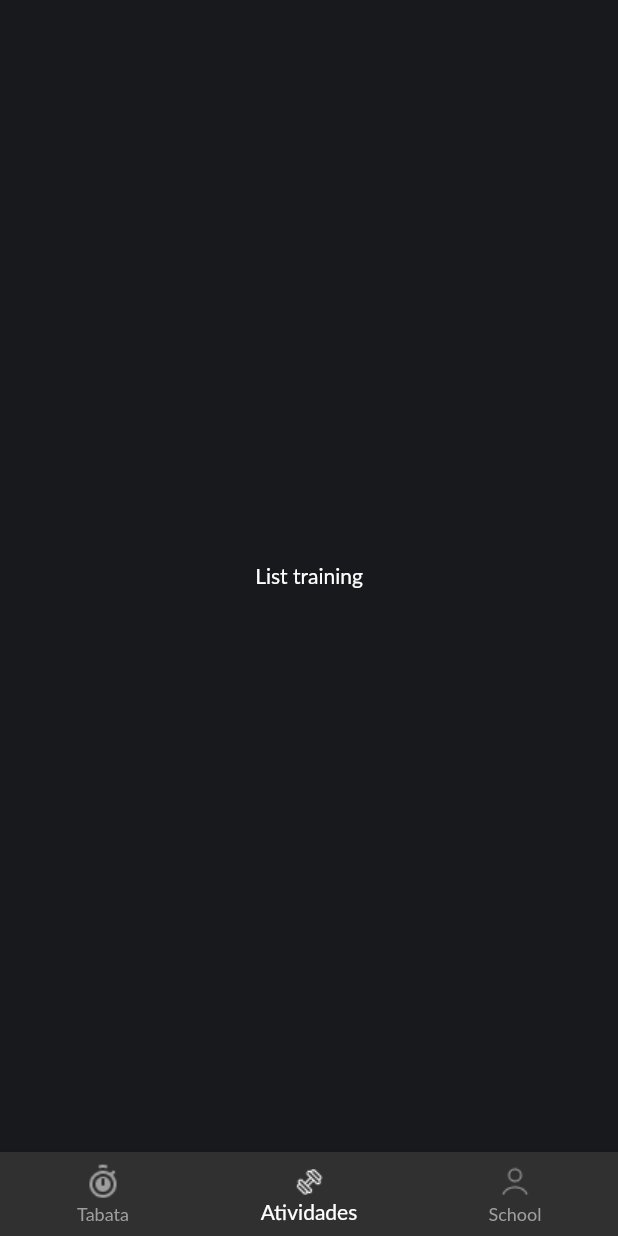
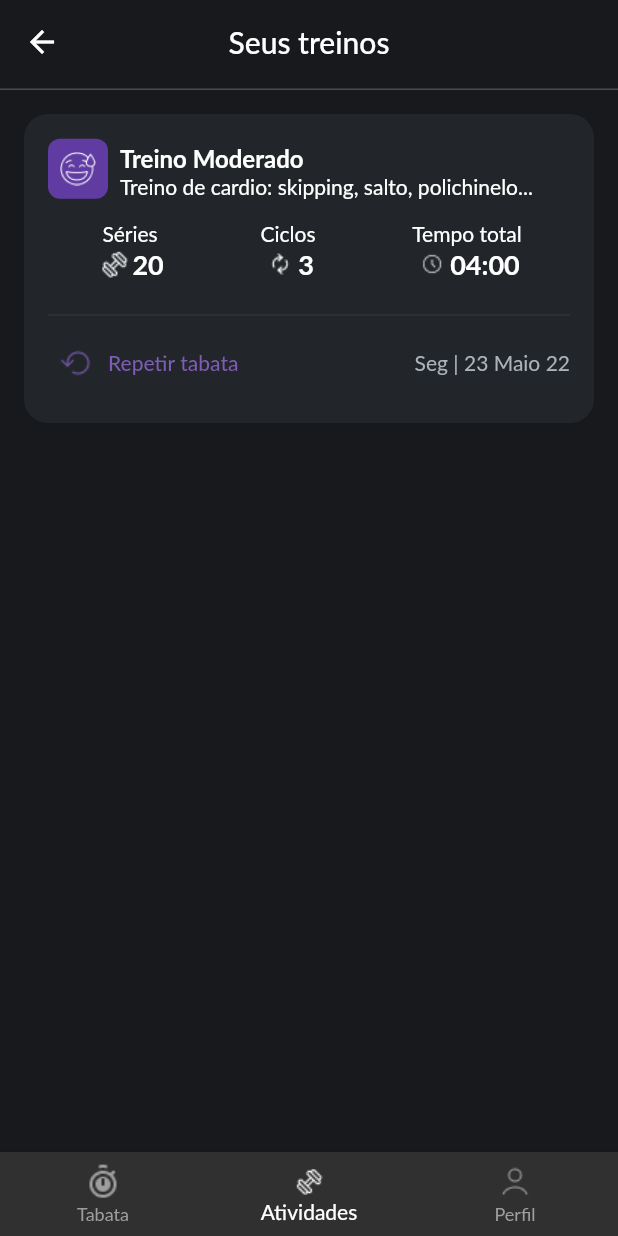
Before and after one commit to Lennoard/pacoquinha, a Flutter app: the TabataContainerPage screen opened by its route, item 2 of the bottom bar chosen, on a phone screen of 412 x 824 dp. Run offline on Flutter 3.47's test engine with Material 2 defaults, Android fonts, the light colour scheme and no system bars; our stand-ins replace firebase_core, lottie; accounts and stored records are empty; Roboto replaces fonts that are missing (Lato).

Commit message:
add: training list page

```diff
--- /dev/null
+++ b/lib/common/widgets/bold_text.dart
@@ -0,0 +1,18 @@
+import 'package:flutter/material.dart';
+
+class BoldText extends StatelessWidget {
+  final String text;
+  const BoldText({Key? key, required this.text}) : super(key: key);
+
+  @override
+  Widget build(BuildContext context) {
+    return Text(
+      text,
+      style: const TextStyle(
+        fontWeight: FontWeight.bold,
+        fontSize: 16.0,
+        height: 1.5,
+      ),
+    );
+  }
+}
--- /dev/null
+++ b/lib/common/widgets/custom_appbar.dart
@@ -0,0 +1,26 @@
+import 'package:flutter/material.dart';
+
+class CustomAppbar extends StatelessWidget {
+  final String title;
+
+  const CustomAppbar({Key? key, required this.title}) : super(key: key);
+
+  @override
+  PreferredSize build(BuildContext context) {
+    return PreferredSize(
+      preferredSize: const Size.fromHeight(60),
+      child: AppBar(
+        centerTitle: true,
+        shape: const Border(
+          bottom: BorderSide(
+            color: Color(0xff454c54),
+            width: 1,
+          ),
+        ),
+        backgroundColor: Colors.transparent,
+        elevation: 0,
+        title: Text(title),
+      ),
+    );
+  }
+}
--- /dev/null
+++ b/lib/common/widgets/custom_textbutton.dart
@@ -0,0 +1,36 @@
+import 'package:flutter/material.dart';
+import 'package:tabata/theme/colors.dart';
+
+class CustomTextButton extends StatelessWidget {
+  final String text;
+  final VoidCallback onPressed;
+  int? colorVariant = 500;
+  ImageIcon? imageIcon;
+
+  CustomTextButton({
+    Key? key,
+    required this.text,
+    required this.onPressed,
+    this.imageIcon,
+    this.colorVariant,
+  }) : super(key: key);
+
+  @override
+  Widget build(BuildContext context) {
+    final bool hasImageIcon = imageIcon != null;
+
+    return TextButton(
+      style: TextButton.styleFrom(primary: tabataPurple[400]),
+      onPressed: onPressed,
+      child: Row(
+        children: [
+          if (hasImageIcon) imageIcon!,
+          const Padding(
+            padding: EdgeInsets.only(left: 8.0),
+            child: Text("Repetir tabata"),
+          ),
+        ],
+      ),
+    );
+  }
+}
--- /dev/null
+++ b/lib/common/widgets/disabled_text.dart
@@ -0,0 +1,16 @@
+import 'package:flutter/material.dart';
+
+class DisabledText extends StatelessWidget {
+  final String text;
+  const DisabledText({Key? key, required this.text}) : super(key: key);
+
+  @override
+  Widget build(BuildContext context) {
+    return Text(
+      text,
+      style: const TextStyle(
+        color: Color(0XFFABB2BA),
+      ),
+    );
+  }
+}
--- /dev/null
+++ b/lib/common/widgets/regular_text.dart
@@ -0,0 +1,11 @@
+import 'package:flutter/material.dart';
+
+class RegularText extends StatelessWidget {
+  final String text;
+  const RegularText({Key? key, required this.text}) : super(key: key);
+
+  @override
+  Widget build(BuildContext context) {
+    return Text(text);
+  }
+}
--- a/lib/features/tabata/presentation/pages/tabata_container.dart
+++ b/lib/features/tabata/presentation/pages/tabata_container.dart
@@ -1,5 +1,6 @@
 import 'package:flutter/material.dart';
 import 'package:tabata/features/tabata/presentation/pages/tabata_main.dart';
+import 'package:tabata/features/training_report/presentation/pages/training_report.dart';
 
 class TabataContainerPage extends StatefulWidget {
   const TabataContainerPage({Key? key}) : super(key: key);
@@ -10,13 +11,10 @@ class TabataContainerPage extends StatefulWidget {
 
 class _TabataContainerPageState extends State<TabataContainerPage> {
   int _selectedIndex = 0;
-  static const TextStyle optionStyle = TextStyle(
-    fontSize: 30,
-    fontWeight: FontWeight.bold,
-  );
+
   static const List<Widget> _widgetOptions = <Widget>[
     TabataMainPage(),
-    Text("List training"),
+    TrainingReportPage(),
     Text("Profile"),
   ];
 
@@ -50,7 +48,7 @@ class _TabataContainerPageState extends State<TabataContainerPage> {
             icon: ImageIcon(
               AssetImage("assets/icons/ic_profile.png"),
             ),
-            label: 'School',
+            label: 'Perfil',
           ),
         ],
         currentIndex: _selectedIndex,
--- /dev/null
+++ b/lib/features/training_report/presentation/pages/training_report.dart
@@ -0,0 +1,25 @@
+import 'package:flutter/material.dart';
+import 'package:tabata/common/widgets/custom_appbar.dart';
+import 'package:tabata/features/training_report/presentation/widgets/training_item.dart';
+
+class TrainingReportPage extends StatelessWidget {
+  const TrainingReportPage({Key? key}) : super(key: key);
+
+  @override
+  Widget build(BuildContext context) {
+    return Scaffold(
+      appBar: const PreferredSize(
+        preferredSize: Size.fromHeight(60),
+        child: CustomAppbar(title: "Seus treinos"),
+      ),
+      body: Padding(
+        padding: const EdgeInsets.all(16),
+        child: Column(
+          children: const [
+            TrainingItem(),
+          ],
+        ),
+      ),
+    );
+  }
+}
--- /dev/null
+++ b/lib/features/training_report/presentation/widgets/training_info.dart
@@ -0,0 +1,35 @@
+import 'package:flutter/material.dart';
+
+class TrainingInfo extends StatelessWidget {
+  final ImageIcon imageIcon;
+  final String label;
+  final String quantity;
+
+  const TrainingInfo({
+    Key? key,
+    required this.imageIcon,
+    required this.label,
+    required this.quantity,
+  }) : super(key: key);
+
+  @override
+  Widget build(BuildContext context) {
+    return Column(
+      children: [
+        Text(label),
+        Row(
+          children: [
+            imageIcon,
+            Text(
+              quantity,
+              style: const TextStyle(
+                fontWeight: FontWeight.bold,
+                fontSize: 18.0,
+              ),
+            )
+          ],
+        ),
+      ],
+    );
+  }
+}
--- /dev/null
+++ b/lib/features/training_report/presentation/widgets/training_item.dart
@@ -0,0 +1,110 @@
+import 'package:flutter/material.dart';
+import 'package:tabata/common/widgets/bold_text.dart';
+import 'package:tabata/common/widgets/custom_textbutton.dart';
+import 'package:tabata/common/widgets/disabled_text.dart';
+import 'package:tabata/common/widgets/regular_text.dart';
+import 'package:tabata/features/training_report/presentation/widgets/training_info.dart';
+import 'package:tabata/theme/colors.dart';
+
+class TrainingItem extends StatelessWidget {
+  const TrainingItem({Key? key}) : super(key: key);
+
+  @override
+  Widget build(BuildContext context) {
+    return Container(
+      decoration: BoxDecoration(
+        color: const Color(0xFF22262A),
+        borderRadius: BorderRadius.circular(16.0),
+      ),
+      child: Padding(
+        padding: const EdgeInsets.all(16.0),
+        child: Column(
+          children: [
+            Row(
+              children: [
+                Column(
+                  children: [
+                    Container(
+                      decoration: BoxDecoration(
+                        color: tabataPurple,
+                        borderRadius: BorderRadius.circular(8.0),
+                      ),
+                      child: const Padding(
+                        padding: EdgeInsets.all(8.0),
+                        child: ImageIcon(
+                          AssetImage(
+                            'assets/icons/ic_training_feel_moderate.png',
+                          ),
+                          color: Colors.white,
+                        ),
+                      ),
+                    ),
+                  ],
+                ),
+                Padding(
+                  padding: const EdgeInsets.only(left: 8.0),
+                  child: Column(
+                    crossAxisAlignment: CrossAxisAlignment.start,
+                    children: const [
+                      BoldText(text: "Treino Moderado"),
+                      RegularText(
+                        text:
+                            "Treino de cardio: skipping, salto, polichinelo...",
+                      ),
+                    ],
+                  ),
+                ),
+              ],
+            ),
+            Padding(
+              padding: const EdgeInsets.symmetric(vertical: 14.0),
+              child: Row(
+                mainAxisAlignment: MainAxisAlignment.spaceAround,
+                children: const [
+                  TrainingInfo(
+                    imageIcon: ImageIcon(
+                      AssetImage('assets/icons/ic_series.png'),
+                    ),
+                    label: "Séries",
+                    quantity: "20",
+                  ),
+                  TrainingInfo(
+                    imageIcon: ImageIcon(
+                      AssetImage('assets/icons/ic_cicle.png'),
+                    ),
+                    label: "Ciclos",
+                    quantity: "3",
+                  ),
+                  TrainingInfo(
+                    imageIcon: ImageIcon(
+                      AssetImage('assets/icons/ic_time_colored.png'),
+                    ),
+                    label: "Tempo total",
+                    quantity: "04:00",
+                  ),
+                ],
+              ),
+            ),
+            const Divider(
+              color: Color(0xFF2E3338),
+              thickness: 1,
+            ),
+            Row(
+              mainAxisAlignment: MainAxisAlignment.spaceBetween,
+              children: [
+                CustomTextButton(
+                  imageIcon: const ImageIcon(
+                    AssetImage('assets/icons/ic_return.png'),
+                  ),
+                  text: "Repetir tabata",
+                  onPressed: () {},
+                ),
+                const DisabledText(text: "Seg | 23 Maio 22"),
+              ],
+            )
+          ],
+        ),
+      ),
+    );
+  }
+}
```
